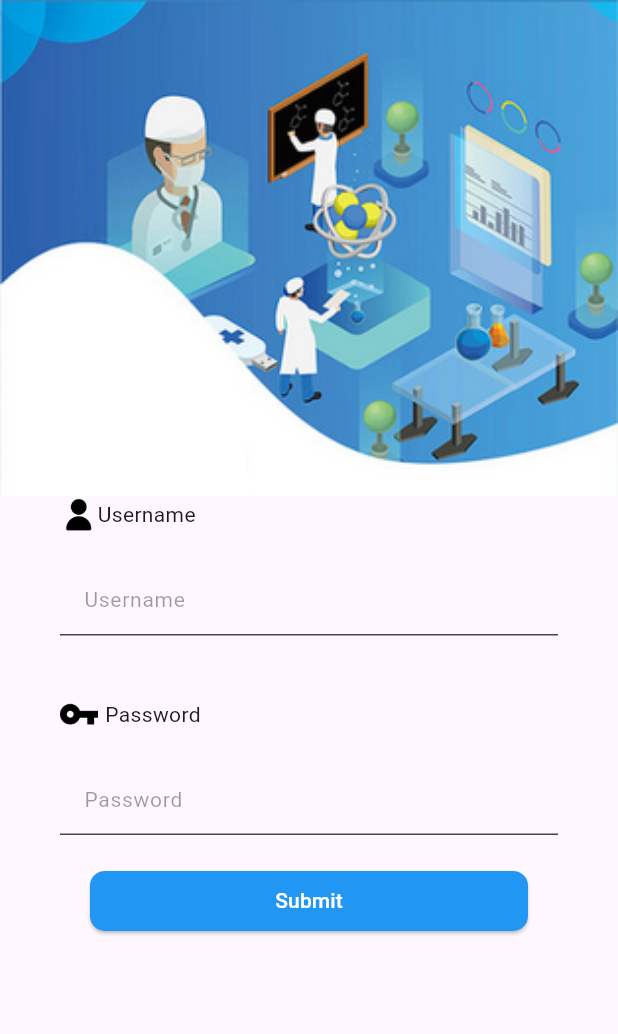
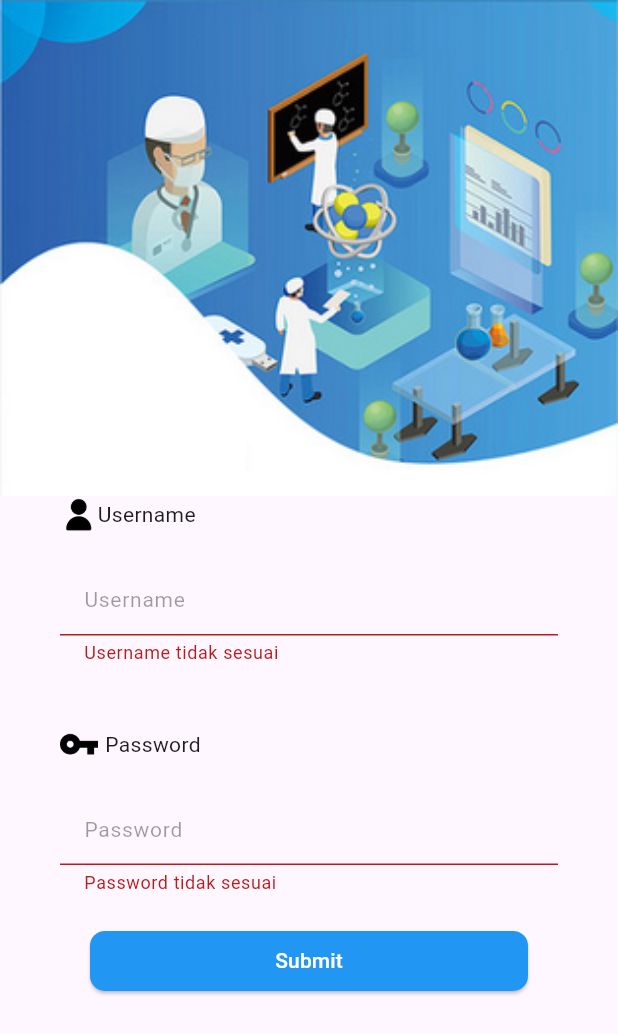
Before and after one commit to ReganRK/test_mge_reganreinaldo, a Flutter app: the screen it shows after launch, after a tap on "Submit", on a phone screen of 412 x 824 dp. Shown: the top 1034 px of the screen. Run offline on Flutter 3.47's test engine with Material 2 defaults, Android fonts, the light colour scheme and no system bars.

Commit message:
LoginPage
Implement login logic and go to another page

```diff
--- a/lib/pages/login.dart
+++ b/lib/pages/login.dart
@@ -1,4 +1,5 @@
 import 'package:flutter/material.dart';
+import 'package:test_mge_reganreinaldo/pages/home.dart';
 
 class LoginPage extends StatefulWidget {
   const LoginPage({super.key});
@@ -8,10 +9,56 @@ class LoginPage extends StatefulWidget {
 }
 
 class _LoginPageState extends State<LoginPage> {
+  bool isUsernameCorrect = true;
+  bool isPasswordCorrect = true;
+
+  final usernameController = TextEditingController();
+  final passwordController = TextEditingController();
+
+  void checkUsername(){
+    if (usernameController.text == 'regan') {
+      setState(() {
+        isUsernameCorrect = true;
+      });
+    }
+    else{
+      setState(() {
+        isUsernameCorrect = false;
+      });
+    }
+  }
+
+  void checkPassword(){
+    if (passwordController.text == '123456') {
+      setState(() {
+        isPasswordCorrect = true;
+      });
+    }
+    else{
+      setState(() {
+        isPasswordCorrect = false;
+      });
+    }
+  }
+
+  @override
+  void dispose() {
+    // Clean up the controller when the widget is disposed.
+    usernameController.dispose();
+    passwordController.dispose();
+    super.dispose();
+  }
+
   @override
   Widget build(BuildContext context) {
     return Scaffold(
-      body: Column(
+      resizeToAvoidBottomInset: false,
+      body: body()
+    );
+  }
+
+  Column body() {
+    return Column(
       crossAxisAlignment: CrossAxisAlignment.start,
       children: [
         Image.asset(
@@ -40,6 +87,7 @@ class _LoginPageState extends State<LoginPage> {
                 children: [
                   Expanded(
                     child: TextField(
+                      controller: usernameController,
                       decoration: InputDecoration(
                         filled: true,
                         hintText: "Username",
@@ -48,6 +96,7 @@ class _LoginPageState extends State<LoginPage> {
                           color: Colors.black38
                         ),
                         fillColor: Colors.transparent,
+                        errorText: isUsernameCorrect ? null : 'Username tidak sesuai'
                       ),
                     ),
                   )
@@ -73,6 +122,7 @@ class _LoginPageState extends State<LoginPage> {
                   Expanded(
                     child: TextField(
                       obscureText: true,
+                      controller: passwordController,
                       decoration: InputDecoration(
                         filled: true,
                         hintText: "Password",
@@ -81,6 +131,7 @@ class _LoginPageState extends State<LoginPage> {
                           color: Colors.black38
                         ),
                         fillColor: Colors.transparent,
+                        errorText: isPasswordCorrect ? null : 'Password tidak sesuai'
                         // contentPadding: EdgeInsets.all(15),
                       ),
                     ),
@@ -101,7 +152,16 @@ class _LoginPageState extends State<LoginPage> {
                         )
                       ),
                       onPressed: () {
-                          print('Ke home');
+                        checkUsername();
+                        checkPassword();
+
+                        if (isUsernameCorrect && isPasswordCorrect) {
+                          Navigator.of(context).push(
+                            MaterialPageRoute(
+                              builder: (context) => HomePage(),
+                            ),
+                          );
+                        }
                       },
                       child: Text(
                         'Submit'
@@ -115,7 +175,6 @@ class _LoginPageState extends State<LoginPage> {
           ),
         )
       ],
-      ),
     );
   }
 }
```
Also changed, not shown: lib/pages/home.dart (added, +29 -0 lines), assets/icons/logout.png (added). Lines whose indentation alone changed are shown as unchanged.
